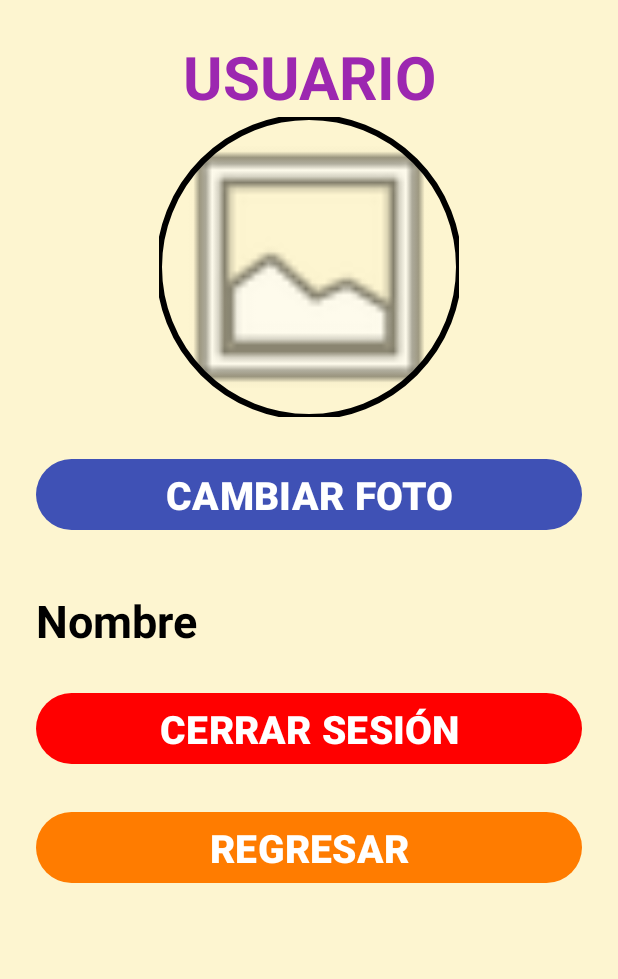
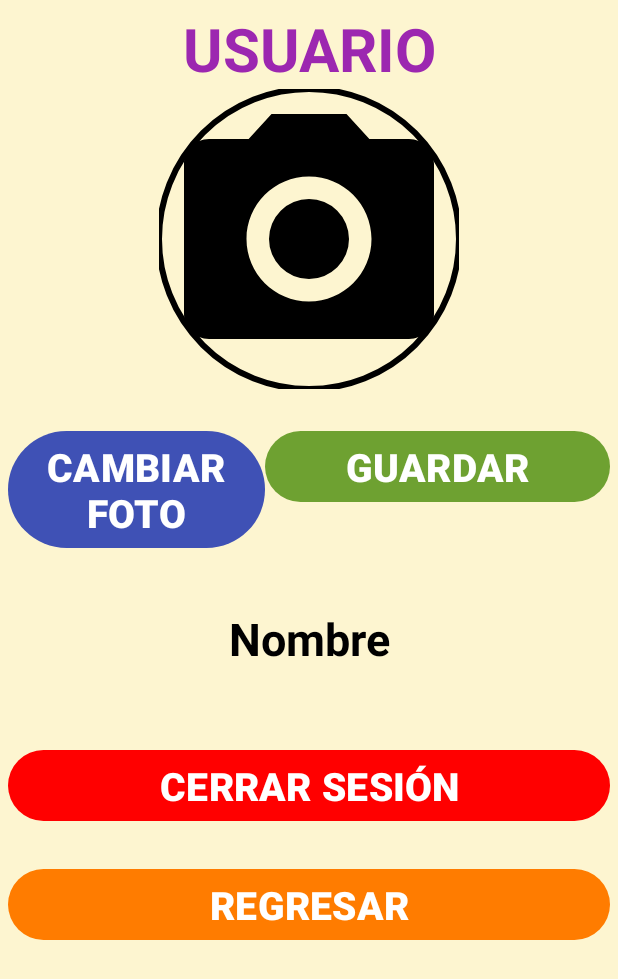
Before and after one commit to AmadaSarahi/HBGcompartido, an Android app: the layout activity_user.xml on its own in the app's theme, with its tools: preview values and no code run, on a phone screen of 412 x 824 dp. Shown: the top 979 px of the screen. Run offline under Robolectric (Android 15) with nearby library versions, the phone set to English and light mode, and no system bars.

Commit message:
Añadí que el usuario pueda subir una foto de perfil y se muestre en la app. También añadí algunas dependencias de firebase.

```diff
--- a/app/build.gradle
+++ b/app/build.gradle
@@ -63,8 +63,9 @@ dependencies {
     implementation 'com.google.firebase:firebase-auth-ktx:22.1.0'
     implementation 'com.google.firebase:firebase-firestore:24.4.1'
     implementation 'com.google.firebase:firebase-firestore-ktx:24.7.0'
-    implementation 'com.squareup.picasso:picasso:2.5.2'
+    implementation 'com.squareup.picasso:picasso:2.71828'
     implementation 'com.google.firebase:firebase-storage:20.2.1'
+    implementation 'com.google.firebase:firebase-storage-ktx:20.2.1'
     testImplementation 'junit:junit:4.13.2'
     androidTestImplementation 'androidx.test.ext:junit:1.1.5'
     androidTestImplementation 'androidx.test.espresso:espresso-core:3.5.1'
--- a/app/src/main/java/com/example/hbg/RegistroActivity.java
+++ b/app/src/main/java/com/example/hbg/RegistroActivity.java
@@ -54,7 +54,7 @@ public class RegistroActivity extends AppCompatActivity {
     }
 
     private void createUser(String usuario, String correo, String pass){
-
+        String imgUser = "https://firebasestorage.googleapis.com/v0/b/happyblindglish-e196c.appspot.com/o/images%2FDEFAULT-DONT-DELETE.png?alt=media&token=7d90688c-561b-4490-9d62-e3050ff942b9";
 
         if(TextUtils.isEmpty(usuario)){
             txtRegistroUser.setError("Se necesita un nombre de usuario");
@@ -76,6 +76,7 @@ public class RegistroActivity extends AppCompatActivity {
                         map.put("usuario", usuario);
                         map.put("email", correo);
                         map.put("password", pass);
+                        map.put("imgUsuario", imgUser);
 
                         mFirestore.collection("users").document(id).set(map).addOnSuccessListener(new OnSuccessListener<Void>() {
                             @Override
--- /dev/null
+++ b/app/src/main/res/drawable/ic_camera.xml
@@ -0,0 +1,6 @@
+<vector android:height="24dp" android:tint="#000000"
+    android:viewportHeight="24" android:viewportWidth="24"
+    android:width="24dp" xmlns:android="http://schemas.android.com/apk/res/android">
+    <path android:fillColor="@android:color/white" android:pathData="M12,12m-3.2,0a3.2,3.2 0,1 1,6.4 0a3.2,3.2 0,1 1,-6.4 0"/>
+    <path android:fillColor="@android:color/white" android:pathData="M9,2L7.17,4L4,4c-1.1,0 -2,0.9 -2,2v12c0,1.1 0.9,2 2,2h16c1.1,0 2,-0.9 2,-2L22,6c0,-1.1 -0.9,-2 -2,-2h-3.17L15,2L9,2zM12,17c-2.76,0 -5,-2.24 -5,-5s2.24,-5 5,-5 5,2.24 5,5 -2.24,5 -5,5z"/>
+</vector>
--- a/app/src/main/res/layout/activity_user.xml
+++ b/app/src/main/res/layout/activity_user.xml
@@ -4,7 +4,7 @@
     xmlns:tools="http://schemas.android.com/tools"
     android:layout_width="match_parent"
     android:layout_height="match_parent"
-    android:padding="24dp"
+    android:padding="5dp"
     android:orientation="vertical"
 
     android:background="#FDF5D0"
@@ -32,15 +32,20 @@
             android:layout_height="200dp"
             android:contentDescription="Mi foto"
             android:layout_gravity="center"
-            app:srcCompat="@android:drawable/ic_menu_gallery"
+            android:src="@drawable/ic_camera"
             android:scaleType="centerCrop"
             app:shapeAppearanceOverlay="@style/roundedImageView"
             app:strokeColor="@color/black"
             app:strokeWidth="4dp"/>
 
+        <LinearLayout
+            android:layout_width="match_parent"
+            android:layout_height="wrap_content"
+            android:orientation="horizontal">
+
             <com.google.android.material.button.MaterialButton
-            android:id="@+id/btnImg"
-            android:layout_width="match_parent"
+                android:id="@+id/btnSelImg"
+                android:layout_width="171dp"
                 android:layout_height="wrap_content"
                 android:layout_marginTop="24dp"
                 android:text="CAMBIAR FOTO"
@@ -48,6 +53,20 @@
                 android:textSize="26sp"
                 android:textStyle="bold"
                 app:backgroundTint="#3f51b5" />
+
+            <com.google.android.material.button.MaterialButton
+                android:id="@+id/btnSave"
+                android:layout_width="match_parent"
+                android:layout_height="wrap_content"
+                android:layout_marginTop="24dp"
+                android:layout_weight="1"
+                android:text="GUARDAR"
+                android:contentDescription="Guardar foto"
+                android:textColor="#FFFFFF"
+                android:textSize="26sp"
+                android:textStyle="bold"
+                app:backgroundTint="#6ea131" />
+        </LinearLayout>
 
         <Space
             android:layout_width="match_parent"
@@ -57,10 +76,15 @@
             android:id="@+id/txtVUserName"
             android:layout_width="match_parent"
             android:layout_height="wrap_content"
+            android:textAlignment="center"
             android:text="Nombre"
             android:textColor="#000000"
             android:textSize="30sp"
             android:textStyle="bold"/>
+
+        <Space
+            android:layout_width="match_parent"
+            android:layout_height="26dp" />
 
         <com.google.android.material.button.MaterialButton
             android:id="@+id/btnLogOut"
--- a/settings.gradle
+++ b/settings.gradle
@@ -10,6 +10,7 @@ dependencyResolutionManagement {
     repositories {
         google()
         mavenCentral()
+
     }
 }
 rootProject.name = "HBG"
```
Also changed, not shown: app/src/main/AndroidManifest.xml (+10 -1 lines), app/src/main/java/com/example/hbg/UserActivity.java (+111 -8 lines), gradle.properties (line endings or trailing spaces). Lines whose indentation alone changed are shown as unchanged.
